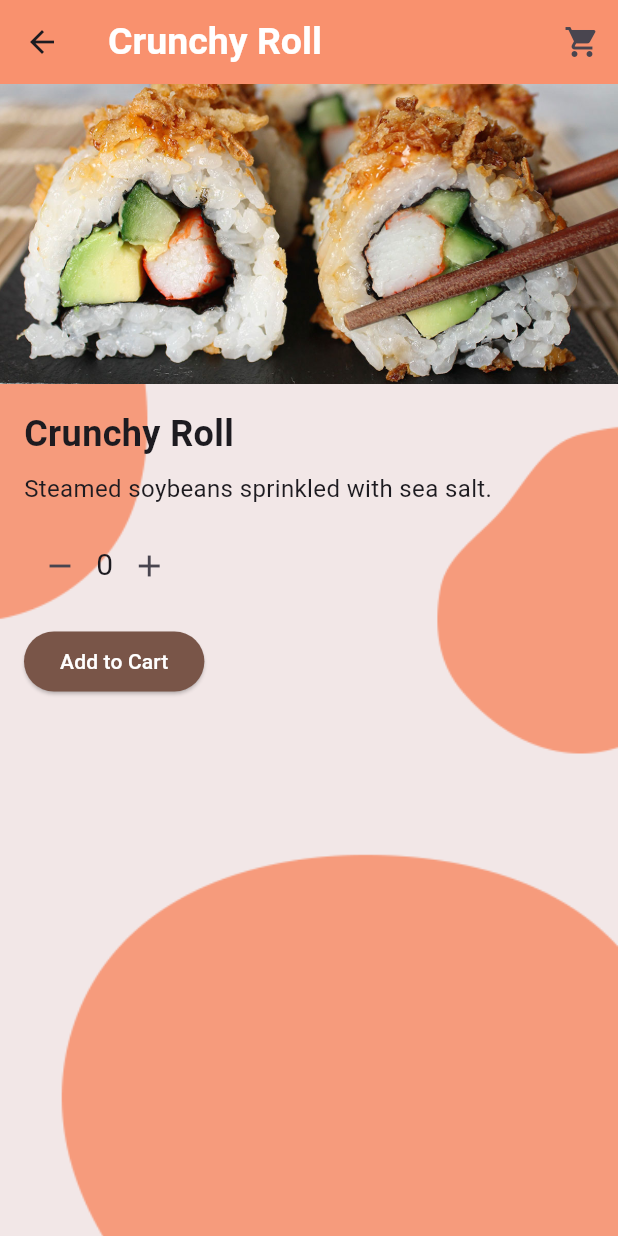
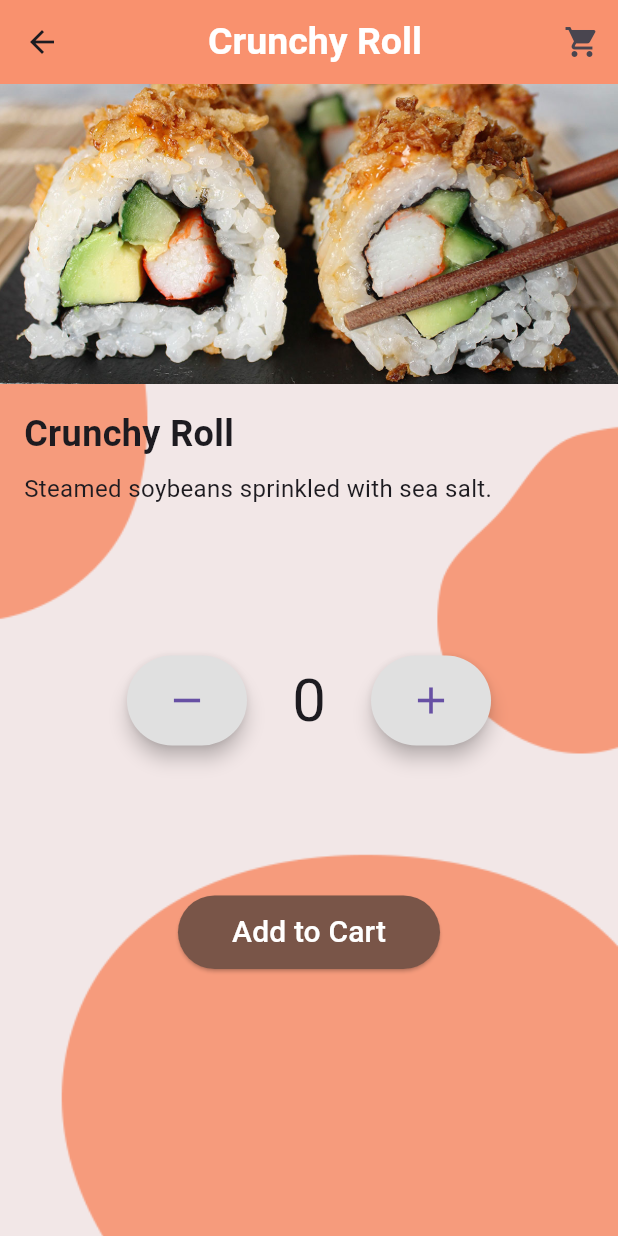
Before and after one commit to siss-hmue/sushires_project, a Flutter app: the CategoryPage screen opened directly with sample values from the repository, after a tap on "Crunchy Roll", on a phone screen of 412 x 824 dp. Run offline on Flutter 3.47's test engine with Material 3 defaults, Android fonts, the phone set to English and light mode, and no system bars; our stand-ins replace cloud_firestore, dropdown_button2, firebase_auth, firebase_core, fluttertoast, random_string and 1 more; missing offline and left inert: custom_alert_dialog_box; accounts and stored records are empty.

Commit message:
modified ui

```diff
--- a/lib/menu/categoryPage.dart
+++ b/lib/menu/categoryPage.dart
@@ -17,13 +17,18 @@ class CategoryPage extends StatelessWidget {
     return Scaffold(
       appBar: AppBar(
         backgroundColor: Color(0xFFF8774A).withOpacity(0.8),
-        title: Text(
+        title: Row(
+          mainAxisAlignment: MainAxisAlignment.center,
+          children: [
+            Text(
               menuCategory.name,
               style: TextStyle(
                 fontSize: 25,
                 fontWeight: FontWeight.bold,
                 color: Colors.white,
               ),
+            ),
+          ],
         ),
         actions: [
           IconButton(
--- a/lib/menu/menuitempage.dart
+++ b/lib/menu/menuitempage.dart
@@ -1,4 +1,6 @@
+import 'package:flutter/cupertino.dart';
 import 'package:flutter/material.dart';
+import 'package:flutter/widgets.dart';
 import 'package:sushires_project/components/appbackground.dart';
 
 import 'CartPage.dart';
@@ -21,10 +23,17 @@ class _MenuItemPageState extends State<MenuItemPage> {
   Widget build(BuildContext context) {
     return Scaffold(
       appBar: AppBar(
-        title: Text(
+        title: Row(
+          mainAxisAlignment: MainAxisAlignment.center,
+          children: [
+            Text(
               widget.menuItem.name,
               style: TextStyle(
-              fontWeight: FontWeight.bold, fontSize: 25, color: Colors.white),
+                  fontWeight: FontWeight.bold,
+                  fontSize: 25,
+                  color: Colors.white),
+            ),
+          ],
         ),
         backgroundColor: Color(0xFFF8774A).withOpacity(0.8),
         actions: [
@@ -70,11 +79,14 @@ class _MenuItemPageState extends State<MenuItemPage> {
                       widget.menuItem.description,
                       style: TextStyle(fontSize: 16.0),
                     ),
-                    SizedBox(height: 16.0),
+                    SizedBox(height: 100.0),
                     Row(
+                      mainAxisAlignment: MainAxisAlignment.center,
                       children: [
-                        IconButton(
-                          icon: Icon(Icons.remove),
+                        SizedBox(
+                          width: 80,
+                          height: 60,
+                          child: ElevatedButton(
                             onPressed: () {
                               if (_quantity > 0) {
                                 setState(() {
@@ -82,25 +94,54 @@ class _MenuItemPageState extends State<MenuItemPage> {
                                 });
                               }
                             },
+                            style: ButtonStyle(
+                              elevation: MaterialStatePropertyAll(5),
+                              backgroundColor:
+                                  MaterialStateProperty.all(Colors.grey[300]),
+                            ),
+                            child: Icon(
+                              Icons.remove,
+                              size: 30,
+                            ),
+                          ),
+                        ),
+                        SizedBox(
+                          width: 30,
                         ),
                         Text(
                           '$_quantity',
-                          style: TextStyle(fontSize: 20.0),
+                          style: TextStyle(fontSize: 40.0),
                         ),
-                        IconButton(
-                          icon: Icon(Icons.add),
+                        SizedBox(
+                          width: 30,
+                        ),
+                        SizedBox(
+                          width: 80,
+                          height: 60,
+                          child: ElevatedButton(
                               onPressed: () {
                                 setState(() {
                                   _quantity++;
                                 });
                               },
+                              style: ButtonStyle(
+                                elevation: MaterialStatePropertyAll(5),
+                                backgroundColor:
+                                    MaterialStateProperty.all(Colors.grey[300]),
                               ),
+                              child: Icon(
+                                Icons.add,
+                                size: 30,
+                              )),
+                        )
                       ],
                     ),
-                    SizedBox(height: 16.0),
-                    ElevatedButton(
+                    SizedBox(height: 100.0),
+                    Center(
+                      child: ElevatedButton(
                         style: ButtonStyle(
-                        backgroundColor: MaterialStatePropertyAll(Colors.brown),
+                          backgroundColor:
+                              MaterialStatePropertyAll(Colors.brown),
                         ),
                         onPressed: () {
                           // Add the selected item to cart
@@ -108,9 +149,14 @@ class _MenuItemPageState extends State<MenuItemPage> {
                             _addToCart(context, widget.menuItem, _quantity);
                           }
                         },
+                        child: Padding(
+                          padding: const EdgeInsets.only(
+                              top: 10, bottom: 10, right: 12, left: 12),
                           child: Text(
                             'Add to Cart',
-                        style: TextStyle(color: Colors.white),
+                            style: TextStyle(color: Colors.white, fontSize: 20),
+                          ),
+                        ),
                       ),
                     ),
                   ],
--- a/lib/screens/orderhistory.dart
+++ b/lib/screens/orderhistory.dart
@@ -28,6 +28,9 @@ class _OrderHistoryState extends State<OrderHistory> {
                 onTap: () {
                   Navigator.pop(context);
                 },
+              ),
+              SizedBox(
+                width: 85,
               ),
               Text(
                 'Order History',
--- a/lib/screens/payment.dart
+++ b/lib/screens/payment.dart
@@ -28,6 +28,9 @@ class _PaymentState extends State<Payment> {
                 onTap: () {
                   Navigator.pop(context);
                 },
+              ),
+              SizedBox(
+                width: 115,
               ),
               Text(
                 'Payment',
```
Also changed, not shown: lib/menu/MenuPage.dart (+6 -1 lines), lib/menu/cartPage.dart (+13 -4 lines), lib/screens/reservation_page.dart (+2 -11 lines). Lines whose indentation alone changed are shown as unchanged.
